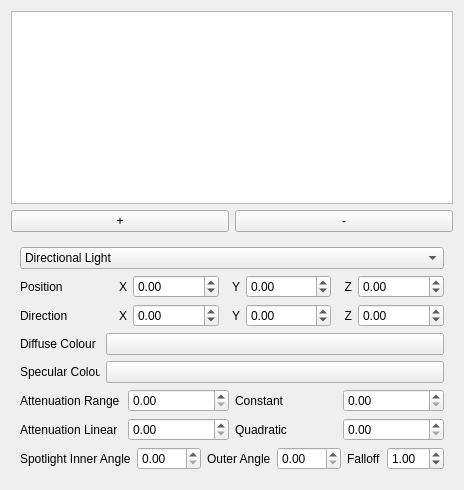
Old version of the form src/lightwidget.ui in the repository chchwy/ogre-v2-mesh-viewer.
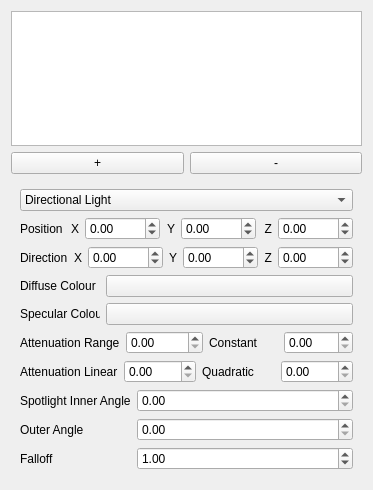
New version of the form.

```diff
--- a/src/lightwidget.ui
+++ b/src/lightwidget.ui
@@ -6,7 +6,7 @@
    <rect>
     <x>0</x>
     <y>0</y>
-    <width>428</width>
+    <width>341</width>
     <height>490</height>
    </rect>
   </property>
@@ -398,46 +398,46 @@
        </layout>
       </item>
       <item>
-       <layout class="QHBoxLayout" name="horizontalLayout_8">
+       <layout class="QFormLayout" name="formLayout">
         <property name="bottomMargin">
          <number>0</number>
         </property>
-        <item>
+        <item row="0" column="0">
          <widget class="QLabel" name="label_6">
           <property name="text">
            <string>Spotlight Inner Angle</string>
           </property>
          </widget>
         </item>
-        <item>
+        <item row="0" column="1">
          <widget class="QDoubleSpinBox" name="innerAngleSpin">
           <property name="maximum">
            <double>180.000000000000000</double>
           </property>
          </widget>
         </item>
-        <item>
+        <item row="1" column="1">
+         <widget class="QDoubleSpinBox" name="outerAngleSpin">
+          <property name="maximum">
+           <double>180.000000000000000</double>
+          </property>
+         </widget>
+        </item>
+        <item row="1" column="0">
          <widget class="QLabel" name="label_7">
           <property name="text">
            <string>Outer Angle</string>
           </property>
          </widget>
         </item>
-        <item>
-         <widget class="QDoubleSpinBox" name="outerAngleSpin">
-          <property name="maximum">
-           <double>180.000000000000000</double>
-          </property>
-         </widget>
-        </item>
-        <item>
+        <item row="2" column="0">
          <widget class="QLabel" name="label_10">
           <property name="text">
            <string>Falloff</string>
           </property>
          </widget>
         </item>
-        <item>
+        <item row="2" column="1">
          <widget class="QDoubleSpinBox" name="falloffSpin">
           <property name="singleStep">
            <double>0.100000000000000</double>
```
